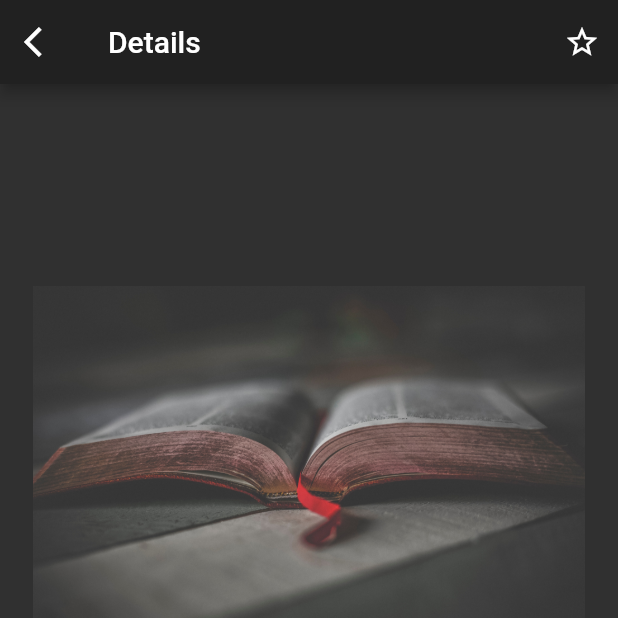
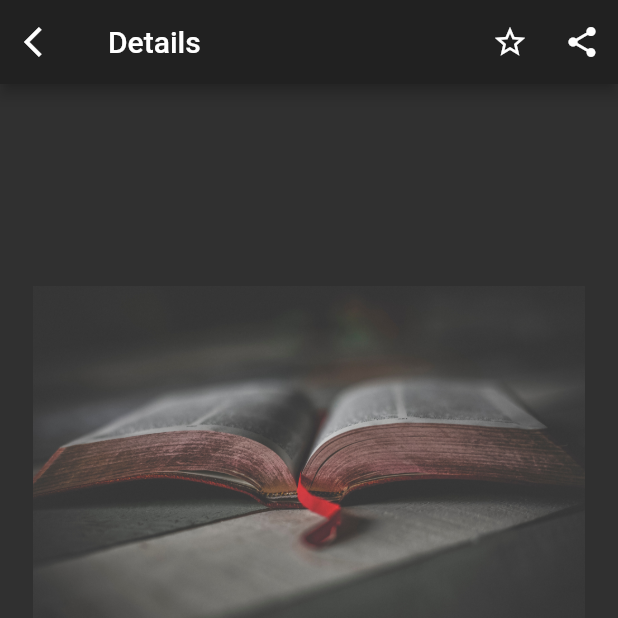
Before and after one commit to kriticalflare/SIES-Library, a Flutter app: the DetailsPage screen opened directly with empty values, on a phone screen of 412 x 824 dp, the top half of it. Run offline on Flutter 3.47's test engine with Material 2 defaults, Android fonts, the phone set to English and light mode, and no system bars; our stand-ins replace animated_text_kit, hive, moor, moor_ffi, share, shimmer; accounts and stored records are empty; generated files the repository leaves out were written again; network calls fail; statements that could not run were skipped.

Commit message:
Add share functionality on details page

```diff
--- a/lib/screens/details_page.dart
+++ b/lib/screens/details_page.dart
@@ -1,5 +1,6 @@
 import 'package:flutter/material.dart';
 import 'package:provider/provider.dart';
+import 'package:share/share.dart';
 import 'package:sies_library/components/info_group_yp.dart';
 import 'package:sies_library/database/favourites_dao.dart';
 import 'package:sies_library/models/book.dart';
@@ -19,14 +20,27 @@ class DetailsPage extends StatefulWidget {
 
 class _DetailsPageState extends State<DetailsPage> {
   DbProvider dbProvider;
+
+  Widget shareButton(Results book) {
+    String bookAuthor = book.author1 != null ? "by ${book.author1}" : '';
+    return IconButton(
+      icon: Icon(Icons.share),
+      onPressed: () {
+        Share.share(
+            "Here’s a book for you… ${book.title} ${bookAuthor}\nFor more such books, get the SIES Library App\n https://github.com/kriticalflare/SIES-Library/releases/latest ",
+        );
+      },
+    );
+  }
+
   Widget favouritesButton(Results book) {
     FavouritesDao favouritesDao = Provider.of<FavouritesDao>(context);
     DbProvider dbProvider = DbProvider(favouritesDao, book);
     return StreamBuilder<bool>(
         stream: dbProvider.favStatus.stream,
         builder: (context, snapshot) {
-        if(snapshot.hasData){
-          if(snapshot.data){
+          if (snapshot.hasData) {
+            if (snapshot.data) {
               return IconButton(
                 icon: Icon(Icons.star),
                 onPressed: () {
@@ -36,7 +50,7 @@ class _DetailsPageState extends State<DetailsPage> {
                 },
               );
             }
-          if(!snapshot.data){
+            if (!snapshot.data) {
               return IconButton(
                 icon: Icon(Icons.star_border),
                 onPressed: () {
@@ -47,8 +61,7 @@ class _DetailsPageState extends State<DetailsPage> {
             }
           }
           return Container();
-      }
-    );
+        });
   }
 
   @override
@@ -65,6 +78,7 @@ class _DetailsPageState extends State<DetailsPage> {
         title: Text('Details'),
         actions: <Widget>[
           favouritesButton(_book),
+          shareButton(_book)
         ],
       ),
       body: SafeArea(
--- a/pubspec.yaml
+++ b/pubspec.yaml
@@ -30,6 +30,7 @@ dependencies:
   path: ^1.6.4
   shimmer: ^1.0.1
   animated_text_kit: ^2.0.0
+  share: ^0.6.3+5
 
   # The following adds the Cupertino Icons font to your application.
   # Use with the CupertinoIcons class for iOS style icons.
```
Also changed, not shown: pubspec.lock. Lines whose indentation alone changed are shown as unchanged.
